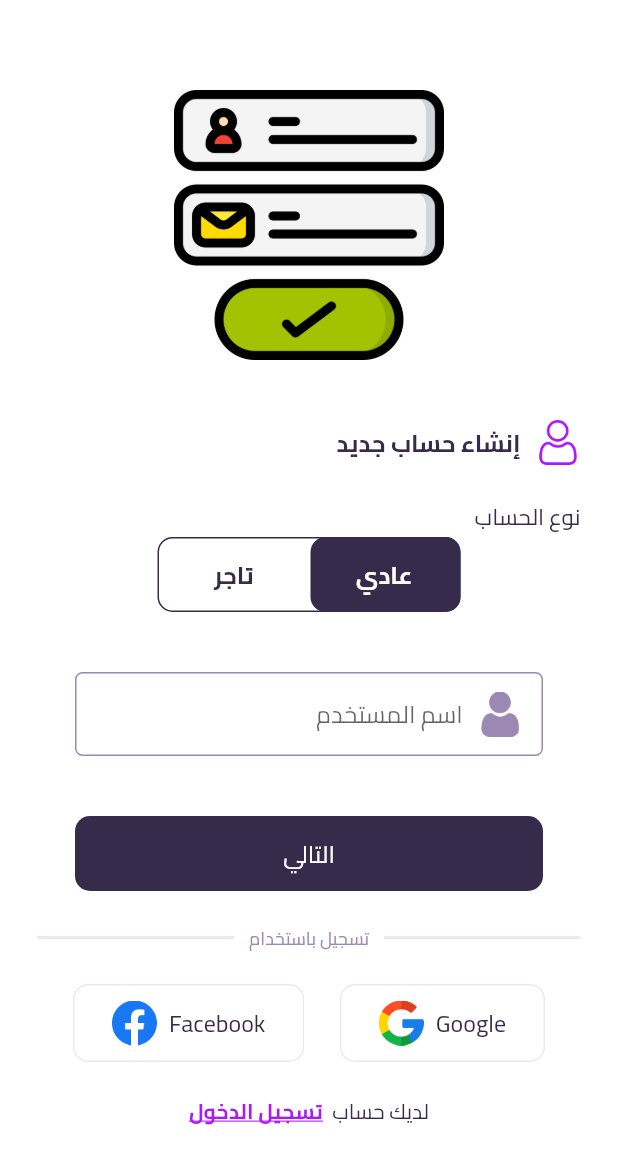
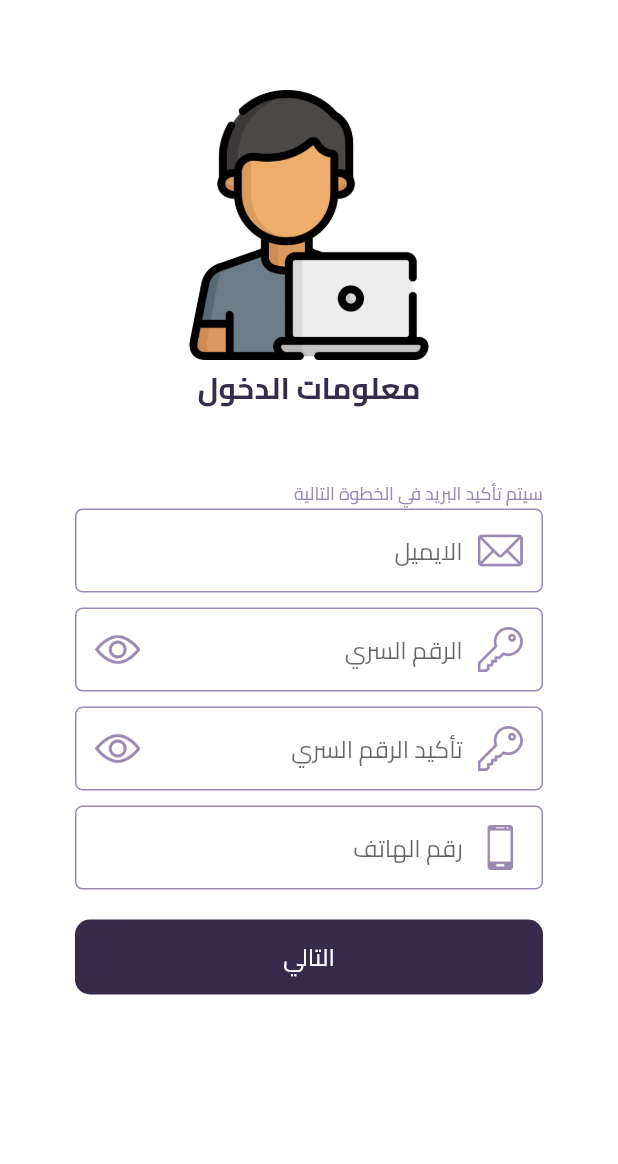
Before and after one commit to amrmhassan/sheaaka, a Flutter app: the screen it shows after launch, after a tap on "التالي", on a phone screen of 412 x 824 dp. Shown: the top 1164 px of the screen. Run offline on Flutter 3.47's test engine with Material 2 defaults, Android fonts, the phone set to English and light mode, and no system bars; our stand-ins replace dotted_border.

Commit message:
sign up UI

```diff
--- a/lib/constants/sizes.dart
+++ b/lib/constants/sizes.dart
@@ -14,6 +14,7 @@ const double h5TextSize = 12;
 const double h6TextSize = 10;
 
 //? icons
+const double ultraSmallIconSize = 15;
 const double smallIconSize = 20;
 const double mediumIconSize = 30;
 const double largeIconSize = 40;
--- a/lib/screens/login_screen/widgets/custom_form_input.dart
+++ b/lib/screens/login_screen/widgets/custom_form_input.dart
@@ -11,9 +11,11 @@ class CustomFormInput extends StatelessWidget {
   final String title;
   final String iconName;
   final String? trailingIconName;
+  final Widget? trailingIconWidget;
   final Color? color;
   final Color? borderColor;
   final EdgeInsets? padding;
+  final Color? trailingIconColor;
 
   const CustomFormInput({
     Key? key,
@@ -23,6 +25,8 @@ class CustomFormInput extends StatelessWidget {
     this.color,
     this.borderColor,
     this.padding,
+    this.trailingIconWidget,
+    this.trailingIconColor,
   }) : super(key: key);
 
   @override
@@ -59,8 +63,9 @@ class CustomFormInput extends StatelessWidget {
               Image.asset(
                 'assets/icons/$trailingIconName.png',
                 width: mediumIconSize,
-                color: kSecondaryColor,
+                color: trailingIconColor ?? kSecondaryColor,
               ),
+            if (trailingIconWidget != null) trailingIconWidget!
           ],
         ),
       ),
--- a/lib/screens/login_screen/widgets/login_button.dart
+++ b/lib/screens/login_screen/widgets/submit_form_button.dart
@@ -5,14 +5,13 @@ import 'package:project/constants/colors.dart';
 import 'package:project/constants/sizes.dart';
 import 'package:project/constants/styles.dart';
 import 'package:project/global/widgets/button_wrapper.dart';
-import 'package:project/screens/holder_screen/holder_screen.dart';
 import 'package:project/screens/home_screen/widgets/padding_wrapper.dart';
 
-class LoginButton extends StatelessWidget {
+class SubmitFormButton extends StatelessWidget {
   final String title;
   final VoidCallback onTap;
 
-  const LoginButton({
+  const SubmitFormButton({
     Key? key,
     required this.onTap,
     required this.title,
--- a/lib/screens/login_screen/widgets/dont_have_account.dart
+++ b/lib/screens/login_screen/widgets/title_subtitle.dart
@@ -6,24 +6,26 @@ import 'package:project/constants/sizes.dart';
 import 'package:project/constants/styles.dart';
 import 'package:project/screens/home_screen/widgets/padding_wrapper.dart';
 
-class DontHaveAccount extends StatelessWidget {
+class TitleSubtitle extends StatelessWidget {
   final String? title;
   final String? subTitle;
   final TextAlign? textAlign;
   final VoidCallback onTap;
+  final EdgeInsets? padding;
 
-  const DontHaveAccount({
+  const TitleSubtitle({
     Key? key,
     this.textAlign,
     this.subTitle,
     this.title,
     required this.onTap,
+    this.padding,
   }) : super(key: key);
 
   @override
   Widget build(BuildContext context) {
     return PaddingWrapper(
-      padding: EdgeInsets.symmetric(horizontal: kHPad),
+      padding: padding ?? EdgeInsets.symmetric(horizontal: kHPad),
       child: SizedBox(
         width: double.infinity,
         child: GestureDetector(
--- a/lib/screens/signup_screen/signup_screen.dart
+++ b/lib/screens/signup_screen/signup_screen.dart
@@ -3,17 +3,60 @@
 import 'package:flutter/material.dart';
 import 'package:project/global/widgets/screens_wrapper.dart';
 import 'package:project/screens/home_screen/widgets/padding_wrapper.dart';
-import 'package:project/screens/signup_screen/widgets/signup_step1.dart';
+import 'package:project/screens/login_screen/widgets/signup_congrats.dart';
+import 'package:project/screens/signup_screen/widgets/signup_email_password.dart';
+import 'package:project/screens/signup_screen/widgets/signup_email_verfication.dart';
+import 'package:project/screens/signup_screen/widgets/signup_last_step.dart';
+import 'package:project/screens/signup_screen/widgets/signup_user_photo_upload.dart';
+import 'package:project/screens/signup_screen/widgets/signup_username.dart';
 
-class SignUpScreen extends StatelessWidget {
+Widget getSignupStep(int i, Function(int i) setActiveIndex) {
+  if (i == 0) {
+    return SignUpUsername(
+      setActiveSignUpStep: () => setActiveIndex(1),
+    );
+  } else if (i == 1) {
+    return SignUpEmailPassword(
+      setActiveSignUpStep: () => setActiveIndex(2),
+    );
+  } else if (i == 2) {
+    return SignUpEmailVerification(
+      setActiveSignUpStep: () => setActiveIndex(3),
+    );
+  } else if (i == 3) {
+    return SignUpUserPhotoUpload(
+      setActiveSignUpStep: () => setActiveIndex(4),
+    );
+  } else if (i == 4) {
+    return SignUpLastStep(
+      setActiveSignUpStep: () => setActiveIndex(5),
+    );
+  } else {
+    return SignUpCongrats();
+  }
+}
+
+class SignUpScreen extends StatefulWidget {
   const SignUpScreen({Key? key}) : super(key: key);
   static const String routeName = '/signup-screen';
+
+  @override
+  State<SignUpScreen> createState() => _SignUpScreenState();
+}
+
+class _SignUpScreenState extends State<SignUpScreen> {
+  int activeStepIndex = 0;
+  void setActiveIndex(int i) {
+    setState(() {
+      activeStepIndex = i;
+    });
+  }
 
   @override
   Widget build(BuildContext context) {
     return ScreensWrapper(
       child: PaddingWrapper(
-        child: SignUpStep1(),
+        child: getSignupStep(activeStepIndex, setActiveIndex),
       ),
     );
   }
--- /dev/null
+++ b/lib/screens/signup_screen/widgets/signup_email_password.dart
@@ -0,0 +1,89 @@
+// ignore_for_file: prefer_const_literals_to_create_immutables, prefer_const_constructors
+
+import 'package:flutter/material.dart';
+import 'package:project/constants/colors.dart';
+import 'package:project/constants/styles.dart';
+import 'package:project/global/widgets/v_space.dart';
+import 'package:project/screens/home_screen/widgets/padding_wrapper.dart';
+import 'package:project/screens/login_screen/widgets/custom_form_input.dart';
+import 'package:project/screens/login_screen/widgets/form_header_with_logo.dart';
+import 'package:project/screens/login_screen/widgets/submit_form_button.dart';
+
+class SignUpEmailPassword extends StatelessWidget {
+  final VoidCallback setActiveSignUpStep;
+
+  const SignUpEmailPassword({
+    Key? key,
+    required this.setActiveSignUpStep,
+  }) : super(key: key);
+
+  @override
+  Widget build(BuildContext context) {
+    return Column(
+      children: [
+        VSpace(factor: 3),
+        FormHeaderWithLogo(
+          iconName: 'programmer',
+          title: 'معلومات الدخول',
+        ),
+        VSpace(factor: 2),
+        Column(
+          crossAxisAlignment: CrossAxisAlignment.start,
+          children: [
+            PaddingWrapper(
+              child: Text(
+                'سيتم تأكيد البريد في الخطوة التالية',
+                style: h5InactiveTextStyle,
+              ),
+            ),
+            CustomFormInput(
+              iconName: 'email',
+              title: 'الايميل',
+              color: kSecondaryColor,
+              borderColor: kSecondaryColor,
+            ),
+            VSpace(factor: .5),
+            CustomFormInput(
+              iconName: 'key',
+              title: 'الرقم السري',
+              color: kSecondaryColor,
+              borderColor: kSecondaryColor,
+              trailingIconName: 'view',
+            ),
+            VSpace(factor: .5),
+            CustomFormInput(
+              iconName: 'key',
+              title: 'تأكيد الرقم السري',
+              color: kSecondaryColor,
+              borderColor: kSecondaryColor,
+              trailingIconName: 'view',
+            ),
+            VSpace(factor: .5),
+            CustomFormInput(
+              iconName: 'smartphone',
+              title: 'رقم الهاتف',
+              color: kSecondaryColor,
+              borderColor: kSecondaryColor,
+              //? don't use this cause all numbers will be from egypt
+              // trailingIconWidget: Row(
+              //   children: [
+              //     Image.asset(
+              //       'assets/icons/arrow-down-sign-to-navigate.png',
+              //       width: ultraSmallIconSize,
+              //     ),
+              //     Text(
+              //       '+20',
+              //       style: h3TextStyle,
+              //     )
+              //   ],
+              // ),
+            ),
+          ],
+        ),
+        VSpace(),
+        SubmitFormButton(onTap: setActiveSignUpStep, title: 'التالي'),
+        Spacer(),
+      ],
+    );
+  }
+}
--- a/lib/screens/signup_screen/widgets/signup_step1.dart
+++ b/lib/screens/signup_screen/widgets/signup_username.dart
@@ -4,17 +4,19 @@ import 'package:flutter/material.dart';
 import 'package:project/constants/colors.dart';
 import 'package:project/global/widgets/v_space.dart';
 import 'package:project/screens/login_screen/widgets/custom_form_input.dart';
-import 'package:project/screens/login_screen/widgets/dont_have_account.dart';
+import 'package:project/screens/login_screen/widgets/title_subtitle.dart';
 import 'package:project/screens/login_screen/widgets/form_header_with_logo.dart';
 import 'package:project/screens/login_screen/widgets/form_promo_with_logo.dart';
-import 'package:project/screens/login_screen/widgets/login_button.dart';
+import 'package:project/screens/login_screen/widgets/submit_form_button.dart';
 import 'package:project/screens/login_screen/widgets/social_account_header.dart';
 import 'package:project/screens/login_screen/widgets/social_button.dart';
 import 'package:project/screens/signup_screen/widgets/email_type_switch.dart';
 
-class SignUpStep1 extends StatelessWidget {
-  const SignUpStep1({
+class SignUpUsername extends StatelessWidget {
+  final VoidCallback setActiveSignUpStep;
+  const SignUpUsername({
     Key? key,
+    required this.setActiveSignUpStep,
   }) : super(key: key);
 
   @override
@@ -42,9 +44,9 @@ class SignUpStep1 extends StatelessWidget {
               borderColor: kSecondaryColor,
             ),
             VSpace(factor: 2),
-            LoginButton(
+            SubmitFormButton(
               title: 'التالي',
-              onTap: () {},
+              onTap: setActiveSignUpStep,
             ),
             VSpace(),
             SocialAccountsHeader(
@@ -67,7 +69,7 @@ class SignUpStep1 extends StatelessWidget {
               ],
             ),
             VSpace(),
-            DontHaveAccount(
+            TitleSubtitle(
               title: 'لديك حساب',
               subTitle: 'تسجيل الدخول',
               textAlign: TextAlign.center,
```
Also changed, not shown: lib/screens/login_screen/login_screen.dart (+4 -4 lines), lib/screens/login_screen/widgets/signup_congrats.dart (added, +48 -0 lines), lib/screens/signup_screen/widgets/signup_email_verfication.dart (added, +52 -0 lines), lib/screens/signup_screen/widgets/signup_last_step.dart (added, +169 -0 lines), lib/screens/signup_screen/widgets/signup_user_photo_upload.dart (added, +90 -0 lines), assets/icons/upload.png (added).
